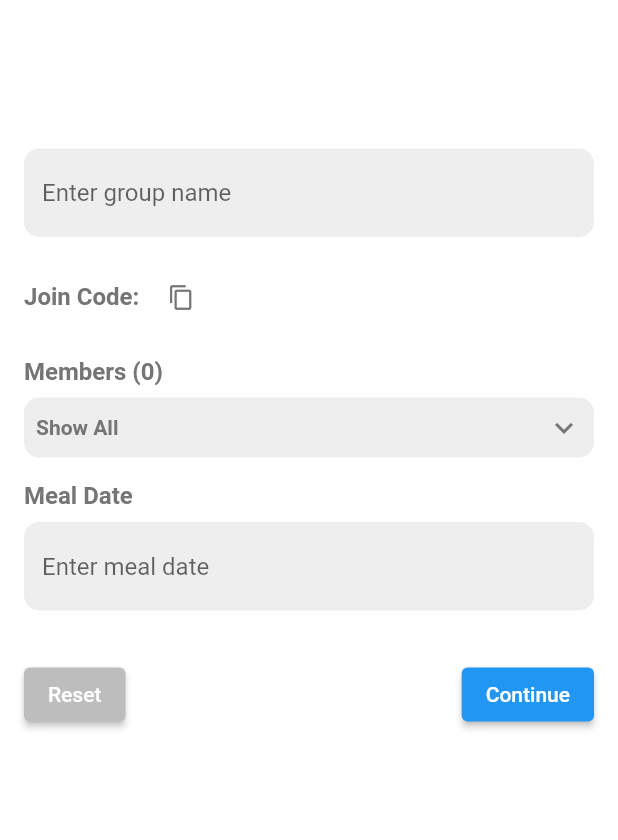
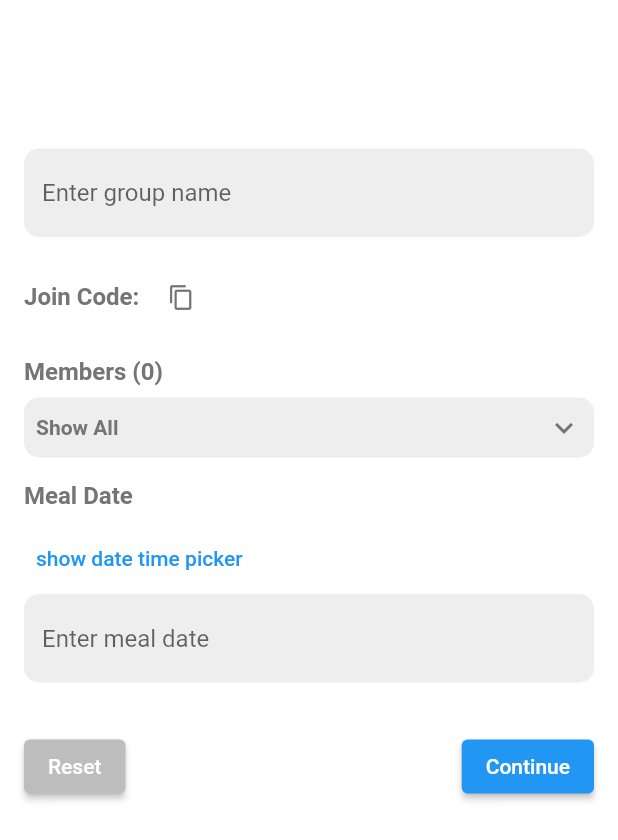
Before and after one commit to IainMcl/dinder, a Flutter app: the EditGroupPage screen opened directly with empty values, on a phone screen of 412 x 824 dp. Shown: the top 840 px of the screen. Run offline on Flutter 3.47's test engine with Material 2 defaults, Android fonts, the phone set to English and light mode, and no system bars; our stand-ins replace cloud_firestore, email_validator, file_picker, firebase_auth, firebase_core, firebase_storage and 7 more; missing offline and left inert: flutter_focus_watcher, swipeable_card_stack; accounts and stored records are empty; generated files the repository leaves out were written again; statements that could not run were skipped.

Commit message:
DateTime picker

```diff
--- a/lib/src/group_selection/screens/group_settings2.dart
+++ b/lib/src/group_selection/screens/group_settings2.dart
@@ -1,11 +1,13 @@
 import 'package:dinder/src/group_selection/models/group.dart';
 import 'package:dinder/src/group_selection/widgets/member_list_item.dart';
+import 'package:dinder/src/selection/screens/selection.dart';
 import 'package:dinder/src/shared/widgets/confirmation_dialog.dart';
 import 'package:dinder/src/user/models/current_user.dart';
 import 'package:dinder/src/user/models/user.dart';
 
 import 'package:flutter/material.dart';
 import 'package:flutter/services.dart';
+import 'package:flutter_datetime_picker/flutter_datetime_picker.dart';
 import 'package:logger/logger.dart';
 import 'package:provider/provider.dart';
 
@@ -41,7 +43,9 @@ class _EditGroupPageState extends State<EditGroupPage> {
           onPressed: () => Navigator.pop(context),
         ),
         title: Text(
-          widget.group.name ?? "Group Name",
+          _groupNameController.text == ""
+              ? widget.group.name ?? ""
+              : _groupNameController.text,
           style: const TextStyle(
             color: Colors.black,
             fontWeight: FontWeight.bold,
@@ -241,6 +245,23 @@ class _EditGroupPageState extends State<EditGroupPage> {
               ),
             ),
             const SizedBox(height: 8.0),
+            TextButton(
+                onPressed: () {
+                  DatePicker.showDateTimePicker(context,
+                      showTitleActions: true,
+                      minTime: DateTime.now(),
+                      maxTime: DateTime.now().add(const Duration(days: 100)),
+                      onChanged: (date) {
+                    print('change $date');
+                  }, onConfirm: (date) {
+                    print('confirm $date');
+                    widget.group.mealDate = date;
+                  }, currentTime: DateTime.now(), locale: LocaleType.en);
+                },
+                child: const Text(
+                  'show date time picker',
+                  style: TextStyle(color: Colors.blue),
+                )),
             TextField(
               controller: _mealDateController,
               decoration: InputDecoration(
@@ -271,7 +292,17 @@ class _EditGroupPageState extends State<EditGroupPage> {
                 ElevatedButton(
                   child: const Text('Continue'),
                   onPressed: () {
-                    // Perform action on continue button press
+                    widget.group.name = _groupNameController.text;
+                    // widget.group.mealDate = _mealDateController.text;
+                    widget.group.update(currentUser);
+                    Navigator.push(
+                      context,
+                      MaterialPageRoute(
+                        builder: (context) => Selection(
+                          group: widget.group,
+                        ),
+                      ),
+                    );
                   },
                 ),
               ],
--- a/lib/src/selection/screens/selection.dart
+++ b/lib/src/selection/screens/selection.dart
@@ -79,7 +79,7 @@ class _SelectionState extends State<Selection> {
 
     return Scaffold(
       appBar: AppBar(
-        title: const Text("Swipeable Card Stack"),
+        title: Text(widget.group.name ?? "Meal selection"),
         actions: [
           ThreeDotsMenu(),
         ],
--- a/pubspec.yaml
+++ b/pubspec.yaml
@@ -18,6 +18,7 @@ dependencies:
   flip_card: ^0.7.0
   flutter:
     sdk: flutter
+  flutter_datetime_picker: ^1.5.1
   flutter_focus_watcher: ^2.0.0
   flutter_localizations:
     sdk: flutter
```
Also changed, not shown: pubspec.lock.
